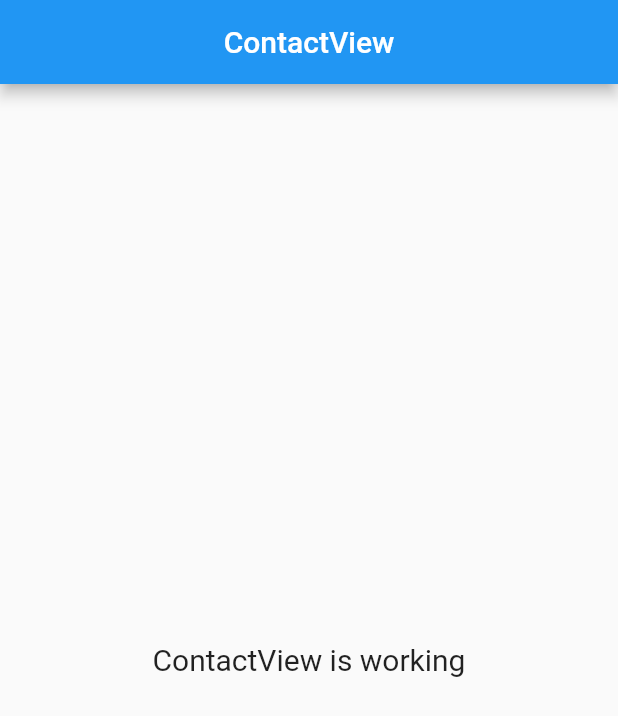
After one commit to ivanismail/crud_contact, a Flutter app: the screen it shows after launch, on a phone screen of 412 x 824 dp. The commit adds this screen. Shown: the top 716 px of the screen. Run offline on Flutter 3.47's test engine with Material 2 defaults, Android fonts, the phone set to English and light mode, and no system bars; our stand-ins replace get.

Commit message:
add: page

```diff
--- a/lib/app/modules/home/controllers/home_controller.dart
+++ b/lib/app/modules/contact/controllers/contact_controller.dart
@@ -1,7 +1,7 @@
 import 'package:get/get.dart';
 
-class HomeController extends GetxController {
-  //TODO: Implement HomeController
+class ContactController extends GetxController {
+  //TODO: Implement ContactController
 
   final count = 0.obs;
   @override
--- /dev/null
+++ b/lib/app/modules/contact/views/contact_view.dart
@@ -0,0 +1,23 @@
+import 'package:flutter/material.dart';
+
+import 'package:get/get.dart';
+
+import '../controllers/contact_controller.dart';
+
+class ContactView extends GetView<ContactController> {
+  @override
+  Widget build(BuildContext context) {
+    return Scaffold(
+      appBar: AppBar(
+        title: Text('ContactView'),
+        centerTitle: true,
+      ),
+      body: Center(
+        child: Text(
+          'ContactView is working',
+          style: TextStyle(fontSize: 20),
+        ),
+      ),
+    );
+  }
+}
```
Also changed, not shown: lib/app/modules/contact/bindings/contact_binding.dart (added, +12 -0 lines), lib/app/modules/contact/views/contact_add_view.dart (renamed from lib/app/modules/home/views/home_view.dart, +3 -5 lines), lib/app/modules/contact/views/contact_detail_view.dart (added, +21 -0 lines), lib/app/modules/home/bindings/home_binding.dart (deleted, +0 -12 lines), lib/app/routes/app_pages.dart (+6 -6 lines), lib/app/routes/app_routes.dart (+6 -2 lines).
